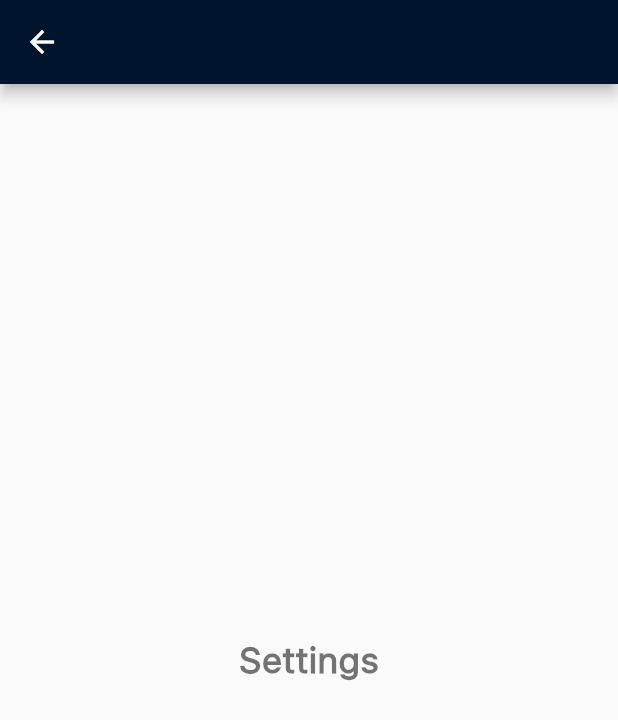
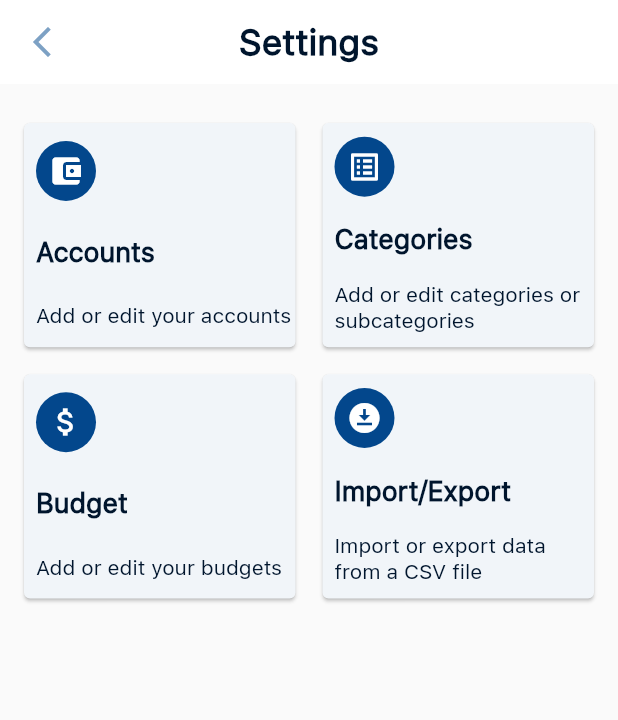
Before and after one commit to RIP-Comm/sossoldi, a Flutter app: the SettingsPage screen opened by its route, on a phone screen of 412 x 824 dp. Shown: the top 720 px of the screen. Run offline on Flutter 3.47's test engine with Material 2 defaults, Android fonts, the phone set to English and light mode, and no system bars; our stand-ins replace fl_chart, percent_indicator, sqflite; missing offline and left inert: circular_menu; accounts and stored records are empty.

Commit message:
Added settings page

```diff
--- a/lib/pages/settings_page.dart
+++ b/lib/pages/settings_page.dart
@@ -3,17 +3,123 @@
 import 'package:flutter/material.dart';
 
 class SettingsPage extends StatefulWidget {
+  const SettingsPage({super.key});
+
   @override
+  // ignore: library_private_types_in_public_api
   _SettingsPageState createState() => _SettingsPageState();
 }
+
+var settingsOptions = const [
+  [
+    Icons.account_balance_wallet,
+    "Accounts",
+    "Add or edit your accounts",
+  ],
+  [
+    Icons.list_alt,
+    "Categories",
+    "Add or edit categories or subcategories",
+  ],
+  [
+    Icons.attach_money,
+    "Budget",
+    "Add or edit your budgets",
+  ],
+  [
+    Icons.download_for_offline,
+    "Import/Export",
+    "Import or export data from a CSV file",
+  ],
+];
 
 class _SettingsPageState extends State<SettingsPage> {
   @override
   Widget build(BuildContext context) {
     return Scaffold(
-        appBar: AppBar(),
-        body: Center(
-          child: Text("Settings", style: Theme.of(context).textTheme.headline4),
-        ));
+      appBar: AppBar(
+        backgroundColor: Theme.of(context).colorScheme.background,
+        elevation: 0,
+        centerTitle: true,
+        leading: IconButton(
+          icon: const Icon(
+            Icons.arrow_back_ios_new,
+            color: Color(0XFF7DA1C4),
+          ),
+          onPressed: () {
+            Navigator.pop(context);
+            // Return to previous page
+          },
+        ),
+        title: Text(
+          'Settings',
+          style: Theme.of(context)
+              .textTheme
+              .headlineLarge!
+              .copyWith(color: Theme.of(context).colorScheme.primary),
+        ),
+      ),
+      body: Column(
+        children: [
+          const SizedBox(
+            height: 10,
+          ),
+          Expanded(
+            child: GridView.count(
+              padding: const EdgeInsets.all(12.0),
+              crossAxisCount: 2,
+              childAspectRatio: 3 / 2.5,
+              mainAxisSpacing: 10,
+              crossAxisSpacing: 10,
+              children: List.generate(
+                settingsOptions.length,
+                (index) {
+                  return InkWell(
+                    onTap: () {},
+                    child: Card(
+                      color: const Color(0XFFF1F5F9),
+                      child: Container(
+                        height: double.infinity,
+                        margin: const EdgeInsets.only(left: 8),
+                        child: Column(
+                          mainAxisAlignment: MainAxisAlignment.spaceAround,
+                          crossAxisAlignment: CrossAxisAlignment.start,
+                          children: <Widget>[
+                            Container(
+                              width: 40.0,
+                              height: 40.0,
+                              decoration: const BoxDecoration(
+                                color: Color(0xFF03478c),
+                                shape: BoxShape.circle,
+                              ),
+                              child: Icon(
+                                settingsOptions[index][0] as IconData,
+                                color: Colors.white,
+                              ),
+                            ),
+                            Text(settingsOptions[index][1].toString(),
+                                style: const TextStyle(
+                                    fontSize: 18, color: Color(0XFF00152D)),
+                                textAlign: TextAlign.left),
+                            Text(
+                              settingsOptions[index][2].toString(),
+                              style: const TextStyle(
+                                  fontWeight: FontWeight.w100,
+                                  fontSize: 14,
+                                  color: Color(0XFF00152D)),
+                              textAlign: TextAlign.left,
+                            ),
+                          ],
+                        ),
+                      ),
+                    ),
+                  );
+                },
+              ),
+            ),
+          ),
+        ],
+      ),
+    );
   }
 }
```
